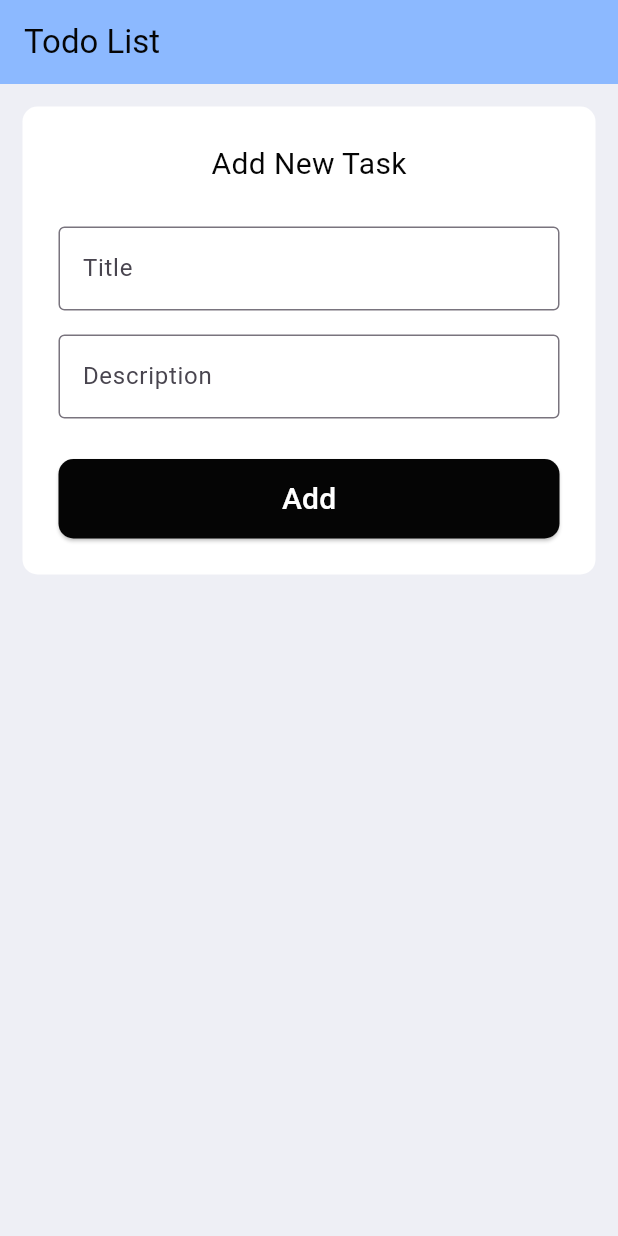
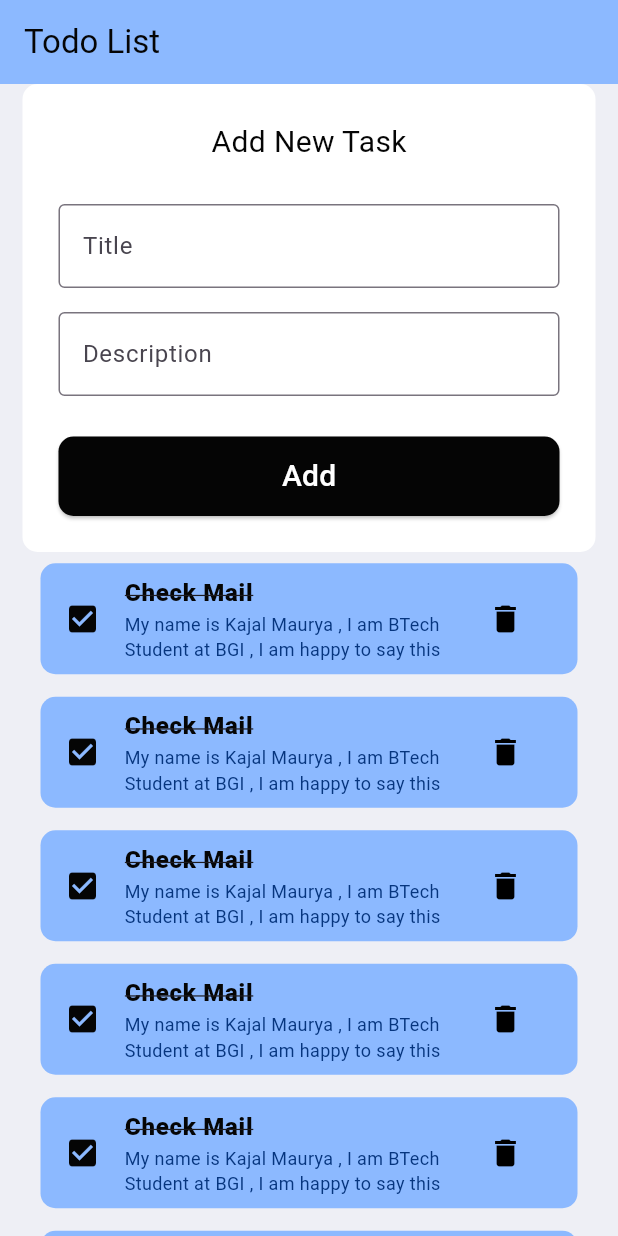
Before and after one commit to kajalmaurya3366/Todo, a Flutter app: the screen it shows after launch, on a phone screen of 412 x 824 dp. Run offline on Flutter 3.47's test engine with Material 3 defaults, Android fonts, the phone set to English and light mode, and no system bars.

Commit message:
task Item UI

```diff
--- a/lib/screen/home_screen.dart
+++ b/lib/screen/home_screen.dart
@@ -1,5 +1,6 @@
 import 'package:flutter/material.dart';
 import 'package:todo_task/screen/widgets/add_new_task_form.dart';
+import 'package:todo_task/screen/widgets/todo_item.dart';
 import 'package:todo_task/utils/constant/colors.dart';
 import 'package:todo_task/utils/constant/texts.dart';
 
@@ -22,6 +23,21 @@ class HomeScreen extends StatelessWidget {
         children: [
           // ----------- form ------------
           AddNewTaskForm(),
+
+          // ------------ To do list --------
+          Expanded(child: ListView(children: [
+            TodoItem(),
+            TodoItem(),
+            TodoItem(),
+            TodoItem(),
+            TodoItem(),
+            TodoItem(),
+            TodoItem(),
+            TodoItem(),
+            TodoItem(),
+            TodoItem(),
+            TodoItem(),
+          ])),
         ],
       ),
     );
--- a/lib/screen/widgets/add_new_task_form.dart
+++ b/lib/screen/widgets/add_new_task_form.dart
@@ -12,7 +12,7 @@ class AddNewTaskForm extends StatelessWidget {
   @override
   Widget build(BuildContext context) {
     return Container(
-      margin: EdgeInsets.all(MySizes.margin),
+      margin: EdgeInsets.symmetric(horizontal: MySizes.margin),
       padding: EdgeInsets.all(MySizes.screenPadding),
       decoration: BoxDecoration(
         color: MyColors.white,
--- /dev/null
+++ b/lib/screen/widgets/todo_item.dart
@@ -0,0 +1,33 @@
+import 'package:flutter/material.dart';
+import 'package:todo_task/utils/constant/colors.dart';
+import 'package:todo_task/utils/constant/sizes.dart';
+
+class TodoItem extends StatelessWidget {
+  const TodoItem({super.key});
+
+  @override
+  Widget build(BuildContext context) {
+    return Container(
+      margin: EdgeInsets.symmetric(horizontal: MySizes.margin,vertical: MySizes.margin/2),
+      padding: EdgeInsets.symmetric(horizontal: MySizes.btnPadding),
+      child: ListTile(
+        onTap: () {print('click on item');},
+        shape: RoundedRectangleBorder(
+          borderRadius: BorderRadius.circular(MySizes.radius),
+        ),
+        tileColor: MyColors.lightBlue,
+        leading: Icon(Icons.check_box, color: MyColors.black),
+        title: Text('Check Mail',
+          style: TextStyle(
+              color: MyColors.black,
+              fontWeight: FontWeight.w800,
+              fontSize: MySizes.txtSize,
+            decoration: TextDecoration.lineThrough
+          ),
+        ),
+        subtitle: Text('My name is Kajal Maurya , I am BTech Student at BGI , I am happy to say this ',style: TextStyle(color: MyColors.darkBlue,fontSize: MySizes.subText),),
+        trailing: IconButton(onPressed: (){print('click on delete icon');}, icon: Icon(Icons.delete,color: Colors.black,)),
+      ),
+    );
+  }
+}
--- a/lib/utils/constant/sizes.dart
+++ b/lib/utils/constant/sizes.dart
@@ -7,4 +7,6 @@ class MySizes{
   static const double margin = 15.0;
   static const double radius = 10.0;
   static const double btnPadding = 12.0;
+  static const double txtSize = 16.0;
+  static const double subText = 12.0;
 }
```
